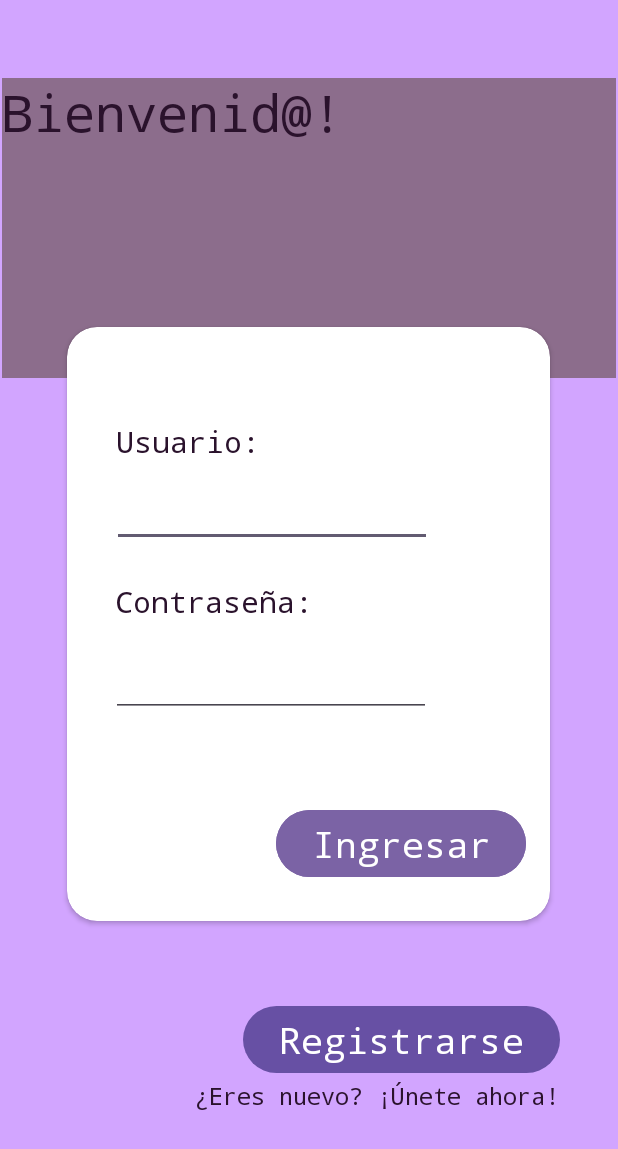
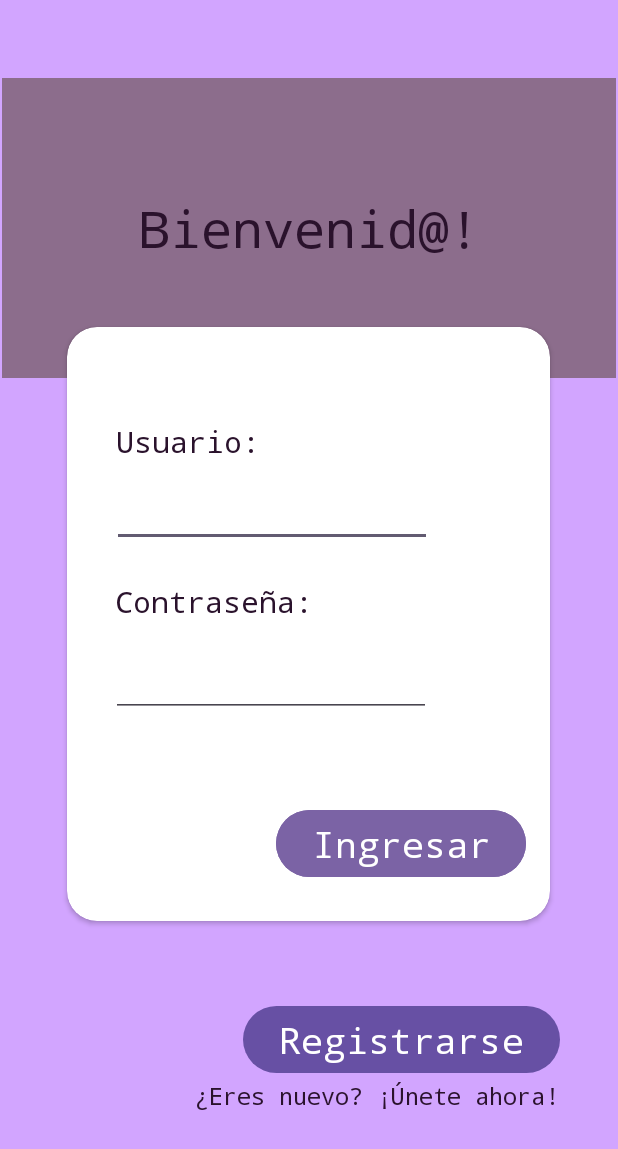
Before and after one commit to Joan000111/ProyectoPrototipo, an Android app: the screen it shows after launch (MainActivity), on a phone screen of 412 x 824 dp. Shown: the top 1149 px of the screen. Run offline under Robolectric (Android 15) with nearby library versions, the phone set to English and light mode, and no system bars.

Commit message:
mcague, dio error y no sabía donmde q.q

```diff
--- a/app/build.gradle.kts
+++ b/app/build.gradle.kts
@@ -36,7 +36,7 @@ dependencies {
     testImplementation("junit:junit:4.13.2")
 
     //card view
-    implementation("android.cardview:cardview:1.0.0")
+    implementation ("androidx.cardview:cardview:1.0.0")
 
     androidTestImplementation("androidx.test.ext:junit:1.1.5")
     androidTestImplementation("androidx.test.espresso:espresso-core:3.5.1")
--- a/app/src/main/res/layout/activity_main.xml
+++ b/app/src/main/res/layout/activity_main.xml
@@ -136,8 +136,11 @@
                 android:text="Bienvenid@!"
                 android:textColor="@color/material_dynamic_tertiary10"
                 android:textSize="34sp"
-                tools:layout_editor_absoluteX="93dp"
-                tools:layout_editor_absoluteY="82dp" />
+                app:layout_constraintBottom_toBottomOf="@+id/view"
+                app:layout_constraintEnd_toEndOf="parent"
+                app:layout_constraintStart_toStartOf="@+id/view"
+                app:layout_constraintTop_toTopOf="@+id/view"
+                tools:ignore="MissingConstraints" />
 
             <Button
                 android:id="@+id/bregistrarse"
```
Also changed, not shown: app/src/main/AndroidManifest.xml (+4 -3 lines), app/src/main/res/layout/activity_busqueda.xml (+1 -9 lines).
